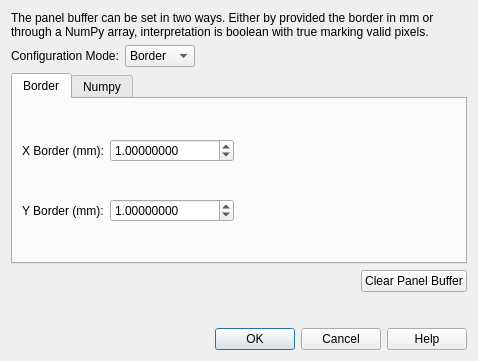
Before: the Qt Designer form hexrdgui/resources/ui/panel_buffer_dialog.ui in HEXRD/hexrdgui, drawn with Qt 5.
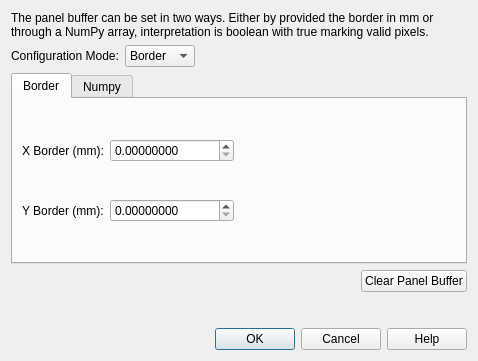
After: the same form once the commit is applied. Custom widgets are drawn as their Qt base class.

Commit message:
Make default panel buffer values 0 mm
1 mm is probably too big for many detectors.

The edit to the form file:
```diff
--- a/hexrdgui/resources/ui/panel_buffer_dialog.ui
+++ b/hexrdgui/resources/ui/panel_buffer_dialog.ui
@@ -133,7 +133,7 @@
           <double>10000000.000000000000000</double>
          </property>
          <property name="value">
-          <double>1.000000000000000</double>
+          <double>0.000000000000000</double>
          </property>
         </widget>
        </item>
@@ -149,7 +149,7 @@
           <double>10000000.000000000000000</double>
          </property>
          <property name="value">
-          <double>1.000000000000000</double>
+          <double>0.000000000000000</double>
          </property>
         </widget>
        </item>
```
